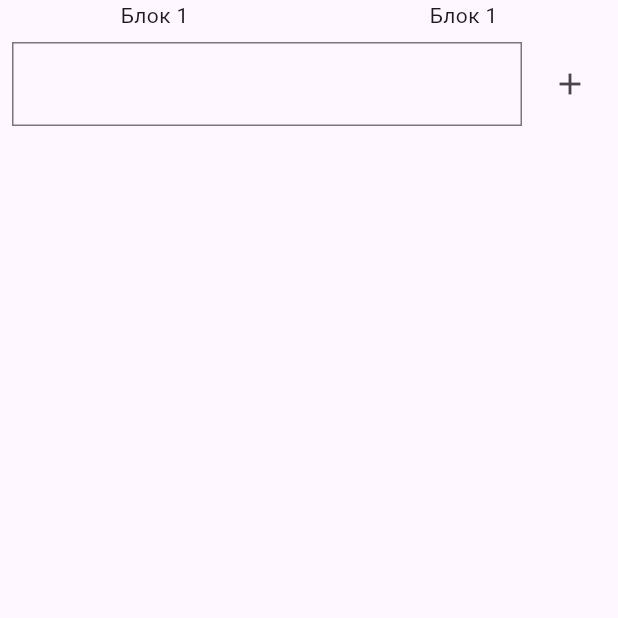
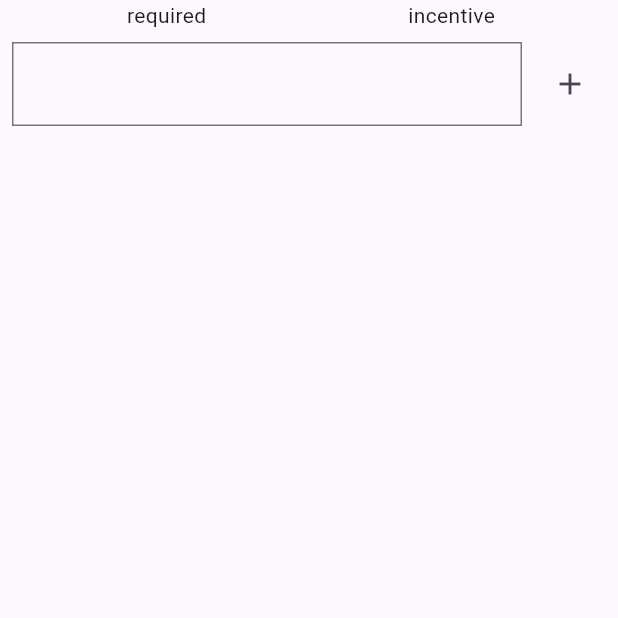
Before and after one commit to iizqm/substructure_daily, a Flutter app: the screen it shows after launch, on a phone screen of 412 x 824 dp, the top half of it. Run offline on Flutter 3.47's test engine with Material 3 defaults, Android fonts, the phone set to English and light mode, and no system bars; our stand-ins replace bloc, flutter_bloc, isar; accounts and stored records are empty; generated files the repository leaves out were written again.

Commit message:
feature(ui): required and incentive tasks on today screen

```diff
--- a/lib/ui/screens/today_view.dart
+++ b/lib/ui/screens/today_view.dart
@@ -1,6 +1,7 @@
 import 'package:flutter/material.dart';
 import 'package:flutter_bloc/flutter_bloc.dart';
 
+import '../../models/item_task.dart';
 import '../widgets/task_widget.dart';
 import '../../cubits/today/today_cubit.dart';
 import '../widgets/add_task_widget.dart';
@@ -10,29 +11,51 @@ class TodayView extends StatelessWidget {
 
   @override
   Widget build(BuildContext context) {
+    final requiredTasks = context.select(
+      (TodayCubit cubit) => cubit.state.requiredTasks,
+    );
+    final incentiveTasks = context.select(
+      (TodayCubit cubit) => cubit.state.incentiveTasks,
+    );
+    final tasks = context.select((TodayCubit cubit) => cubit.state.tasks);
     return Scaffold(
       body: SafeArea(
         child: CustomScrollView(
           slivers: [
             SliverToBoxAdapter(
+              child: Padding(
+                padding: const EdgeInsets.symmetric(horizontal: 16.0),
                 child: Row(
                   children: [
                     Expanded(
                       child: Container(
                         alignment: Alignment.center,
-                      child: const Text('Блок 1'),
+                        child: const Text('required'),
                       ),
                     ),
                     Expanded(
                       child: Container(
                         alignment: Alignment.center,
-                      child: const Text('Блок 1'),
+                        child: const Text('incentive'),
                       ),
                     ),
                   ],
                 ),
               ),
-            const _TasksSliverList(),
+            ),
+            SliverCrossAxisGroup(
+              slivers: [
+                SliverCrossAxisExpanded(
+                  flex: 1,
+                  sliver: _TasksSliverList(requiredTasks),
+                ),
+                SliverCrossAxisExpanded(
+                  flex: 1,
+                  sliver: _TasksSliverList(incentiveTasks),
+                ),
+              ],
+            ),
+            _TasksSliverList(tasks),
             SliverToBoxAdapter(child: AddTaskWidget()),
           ],
         ),
@@ -42,13 +65,11 @@ class TodayView extends StatelessWidget {
 }
 
 class _TasksSliverList extends StatelessWidget {
-  const _TasksSliverList();
+  final List<ItemTask> tasks;
+  const _TasksSliverList(this.tasks);
 
   @override
-  Widget build(BuildContext context) {
-    final tasks = context.select((TodayCubit cubit) => cubit.state.tasks);
-
-    return SliverList.builder(
+  Widget build(BuildContext context) => SliverList.builder(
     itemCount: tasks.length,
     itemBuilder: (context, index) {
       final task = tasks[index];
@@ -56,4 +77,3 @@ class _TasksSliverList extends StatelessWidget {
     },
   );
 }
-}
--- a/lib/ui/widgets/task_widget.dart
+++ b/lib/ui/widgets/task_widget.dart
@@ -15,16 +15,18 @@ class TaskWidget extends StatelessWidget {
     return Row(
       children: [
         Expanded(child: Text(itemTask.title)),
-        itemTask.type == TaskType.checkable
-            ? IconButton(
+        switch (itemTask.type) {
+          TaskType.required ||
+          TaskType.incentive ||
+          TaskType.checkable => IconButton(
             onPressed: () {
               context.read<TodayCubit>().toggleTask(itemTask);
             },
             icon: itemTask.isCompleted
                 ? Icon(Icons.circle)
                 : Icon(Icons.circle_outlined),
-              )
-            : Row(
+          ),
+          TaskType.countable => Row(
             children: [
               IconButton(
                 onPressed: () {
@@ -41,6 +43,7 @@ class TaskWidget extends StatelessWidget {
               ),
             ],
           ),
+        },
       ],
     );
   }
```
Lines whose indentation alone changed are shown as unchanged.
